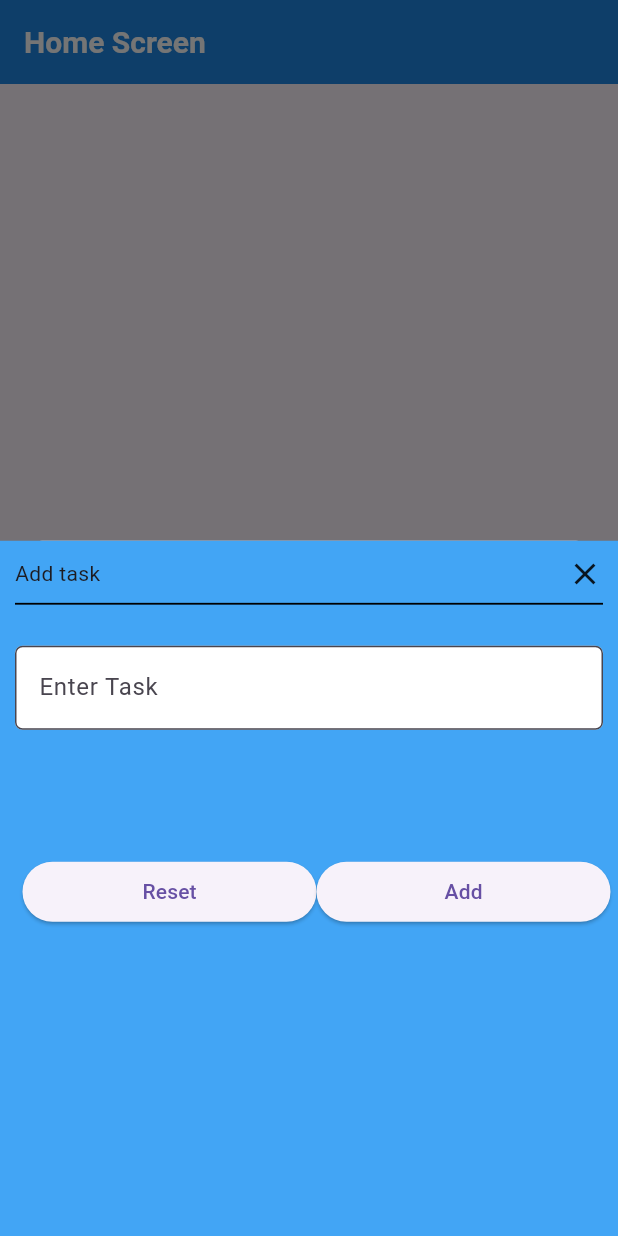
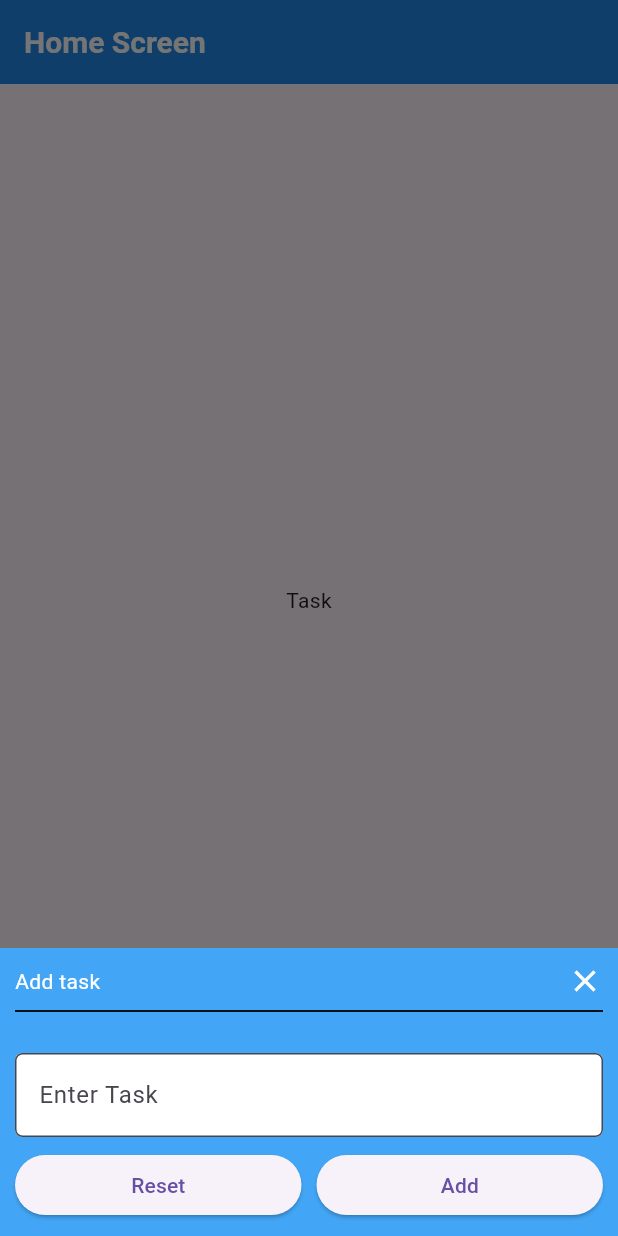
Before and after one commit to mmanrus/Task_manager_app, a Flutter app: the screen it shows after launch, after a tap on the "add" icon, on a phone screen of 412 x 824 dp. Run offline on Flutter 3.47's test engine with Material 3 defaults, Android fonts, the phone set to English and light mode, and no system bars; our stand-ins replace shared_preferences.

Commit message:
first commit

```diff
--- a/lib/screens/home_screen.dart
+++ b/lib/screens/home_screen.dart
@@ -12,13 +12,19 @@ class HomeScreen extends StatefulWidget {
 class _HomeScreenState extends State<HomeScreen> {
   var _taskController;
 
-  void saveData() async{
+  void saveData() async {
     SharedPreferences prefs = await SharedPreferences.getInstance();
     Task t = Task.fromString(_taskController.text);
-    // prefs.setString('task', json.encode(t.getMap()));
-    // _taskController.text = '';
 
+    String? task = prefs.getString('task');
+    List list = (task == null) ? [] : json.decode(task);
+    print(list);
 
+    list.add(t.getMap());
+    prefs.setString('task', json.encode(list));
+
+    _taskController.text = ''; // Clear the input field
+    Navigator.of(context).pop();
   }
   @override
   void initState() {
@@ -49,26 +55,25 @@ class _HomeScreenState extends State<HomeScreen> {
         child: Text('Task'),
       ),
       floatingActionButton: FloatingActionButton(
-        child:  Icon(
-        Icons.add
-        ),
+        child: Icon(Icons.add),
         backgroundColor: Colors.blue[600],
-        onPressed: () => showModalBottomSheet (
+        onPressed: () => showModalBottomSheet(
           context: context,
           builder: (BuildContext context) {
             return Container(
               padding: const EdgeInsets.all(10.0),
               color: Colors.blue[400],
-              child: SizedBox.expand (
+              child: SingleChildScrollView(
                 child: Column(
+                  mainAxisSize: MainAxisSize.min,
                   children: [
                     Row(
                       mainAxisAlignment: MainAxisAlignment.spaceBetween,
                       children: [
-                      Text('Add task'),
+                        Text('Add task', style: TextStyle(color: Colors.white)),
                         GestureDetector(
                           onTap: () => Navigator.of(context).pop(),
-                          child: Icon(Icons.close)
+                          child: Icon(Icons.close, color: Colors.white),
                         ),
                       ],
                     ),
@@ -82,30 +87,24 @@ class _HomeScreenState extends State<HomeScreen> {
                       decoration: InputDecoration(
                         border: OutlineInputBorder(
                           borderRadius: BorderRadius.circular(5.0),
-                        borderSide: BorderSide(color: Colors.blue)
+                          borderSide: BorderSide(color: Colors.blue),
                         ),
                         fillColor: Colors.white,
                         filled: true,
                         hintText: 'Enter Task',
-                      //hind style to do
                       ),
                     ),
                     SizedBox(height: 8.0),
-                  Container(
-                    padding: const EdgeInsets.symmetric(horizontal: 5.0),
-                    width: MediaQuery.of(context).size.width,
-                    height: 200.0,
-                    child: Row(
+                    Row(
                       children: [
-                        Container(
-                          width: (MediaQuery.of(context).size.width / 2) - 10,
+                        Expanded(
                           child: ElevatedButton(
                             child: Text('Reset'),
                             onPressed: () => _taskController.text = '',
                           ),
                         ),
-                        Container(
-                          width: (MediaQuery.of(context).size.width / 2) - 10,
+                        SizedBox(width: 10.0),
+                        Expanded(
                           child: ElevatedButton(
                             child: Text('Add'),
                             onPressed: () => saveData(),
@@ -113,7 +112,6 @@ class _HomeScreenState extends State<HomeScreen> {
                         ),
                       ],
                     ),
-                  )
                   ],
                 ),
               ),
```
Lines whose indentation alone changed are shown as unchanged.
